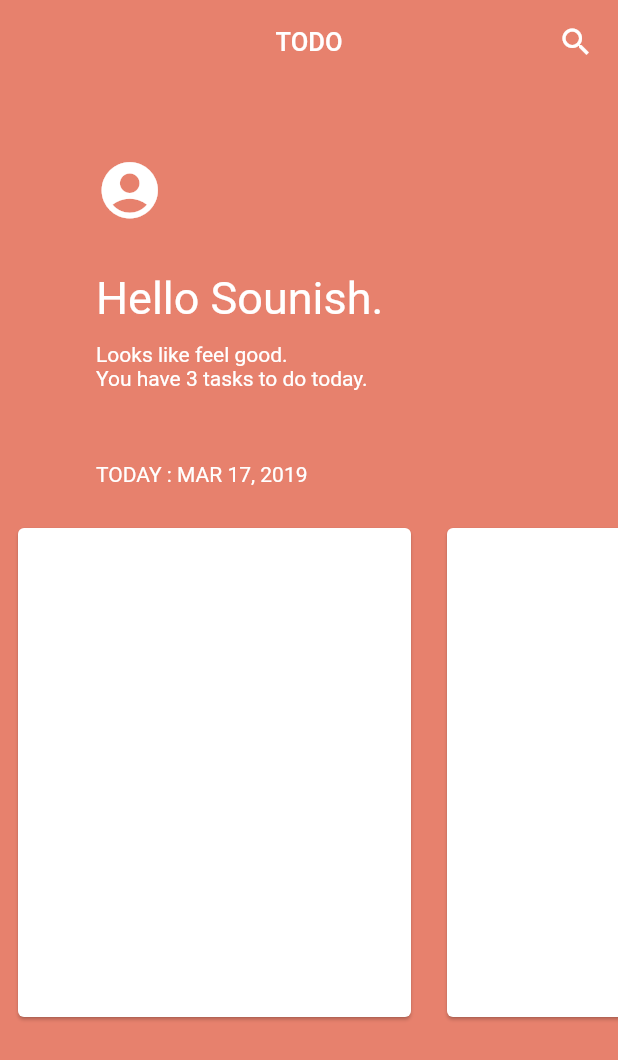
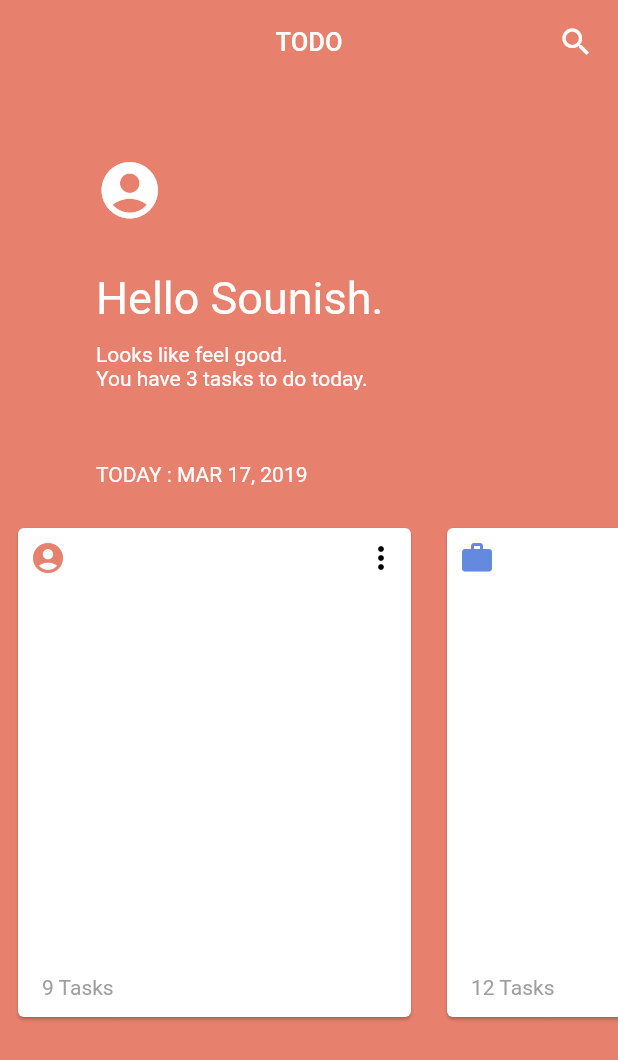
Before and after one commit to sounishnath003/TODOs-FLUTTER-, a Flutter app: the screen it shows after launch, on a phone screen of 412 x 824 dp. Shown: the top 1060 px of the screen. Run offline on Flutter 3.47's test engine with Material 2 defaults, Android fonts, the phone set to English and light mode, and no system bars.

Commit message:
initcard hasd been added the desgn featire

```diff
--- a/lib/main.dart
+++ b/lib/main.dart
@@ -133,7 +133,40 @@ class _MyHomePageState extends State<MyHomePage> with SingleTickerProviderStateM
                          child: new Card(
                            child: new Container(
                              width: 262.0,
+                             child: new Column(
+                               crossAxisAlignment: CrossAxisAlignment.start,
+                               mainAxisAlignment: MainAxisAlignment.spaceBetween,
+                               children: <Widget>[
+                                 new Padding(
+                                   padding: const EdgeInsets.all(8.0),
+                                   child: new Row(
+                                     mainAxisAlignment: MainAxisAlignment.spaceBetween,
+                                     children: <Widget>[
+                                       Icon(cardList[position].icon,
+                                       color: appColors[position],
+                                       ),
+                                       Icon(Icons.more_vert,color: Colors.black),
+                                     ],
+                                   ),
+                                 ),
 
+                                 new Padding(
+                                   padding: const EdgeInsets.all(8.0),
+                                   child: new Column(
+                                     crossAxisAlignment: CrossAxisAlignment.start,
+                                     children: <Widget>[
+                                       new Padding(
+                                         padding: const EdgeInsets.symmetric(horizontal: 8.0,vertical: 4.0),
+                                         child: new Text(
+                                           "${cardList[position].tasksremaining} Tasks",
+                                           style: TextStyle(color: Colors.grey),
+                                         ),
+                                       ),
+                                     ], // widget end
+                                   ),
+                                 ),
+                               ],
+                             ),
                            ),
                          ),
                        ),
```
